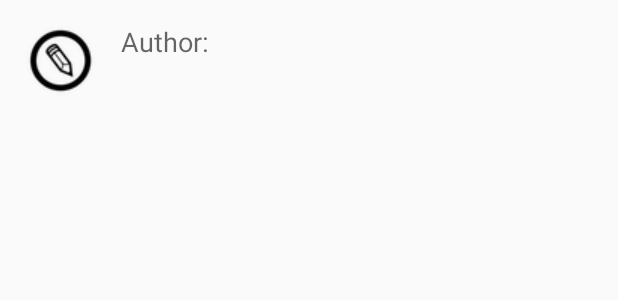
After one commit to dashengz/popular-movies, an Android app: the layout activity_review_detail.xml on its own in the app's theme, with its tools: preview values and no code run, on a phone screen of 412 x 824 dp. The commit adds this screen. Shown: the top 300 px of the screen. Run offline under Robolectric (Android 15) with nearby library versions, the phone set to English and light mode, and no system bars.

Commit message:
Add read more to reviews / hook trailer list items to youtube with intents

```diff
--- /dev/null
+++ b/app/src/main/res/layout/activity_review_detail.xml
@@ -0,0 +1,64 @@
+<?xml version="1.0" encoding="utf-8"?>
+<ScrollView xmlns:android="http://schemas.android.com/apk/res/android"
+    xmlns:tools="http://schemas.android.com/tools"
+    android:id="@+id/reviewDetailScroll"
+    android:layout_width="match_parent"
+    android:layout_height="wrap_content"
+    android:layout_margin="@dimen/detail_list_linear_layout_margin"
+    tools:context="me.dashengzhang.popularmovies.ReviewDetailActivity">
+
+    <LinearLayout
+        android:layout_width="match_parent"
+        android:layout_height="wrap_content"
+        android:orientation="vertical">
+
+        <LinearLayout
+            android:layout_width="match_parent"
+            android:layout_height="wrap_content"
+            android:orientation="horizontal">
+
+            <ImageView
+                android:id="@+id/imageButton"
+                android:layout_width="wrap_content"
+                android:layout_height="wrap_content"
+                android:layout_gravity="center_vertical"
+                android:padding="10dp"
+                android:src="@drawable/reviewlogo" />
+
+            <LinearLayout
+                android:layout_width="match_parent"
+                android:layout_height="wrap_content"
+                android:layout_marginLeft="@dimen/detail_list_linear_layout_margin"
+                android:layout_marginStart="@dimen/detail_list_linear_layout_margin"
+                android:orientation="vertical">
+
+                <TextView
+                    android:id="@+id/authorLabel"
+                    android:layout_width="wrap_content"
+                    android:layout_height="wrap_content"
+                    android:layout_marginTop="@dimen/detail_list_side_margin"
+                    android:text="@string/detail_review_author_label"
+                    android:textAppearance="?android:attr/textAppearanceMedium" />
+
+                <TextView
+                    android:id="@+id/reviewAuthorField"
+                    android:layout_width="wrap_content"
+                    android:layout_height="wrap_content"
+                    android:layout_marginTop="@dimen/detail_list_side_margin"
+                    android:text=""
+                    android:textAppearance="?android:attr/textAppearanceSmall" />
+            </LinearLayout>
+
+        </LinearLayout>
+
+        <TextView
+            android:id="@+id/reviewContentField"
+            android:layout_width="match_parent"
+            android:layout_height="wrap_content"
+            android:layout_margin="@dimen/detail_list_linear_layout_margin"
+            android:text=""
+            android:textAppearance="?android:attr/textAppearanceSmall" />
+
+    </LinearLayout>
+
+</ScrollView>
--- a/app/src/main/res/layout/list_item_trailers.xml
+++ b/app/src/main/res/layout/list_item_trailers.xml
@@ -5,11 +5,12 @@
     android:layout_margin="@dimen/detail_list_linear_layout_margin"
     android:orientation="horizontal">
 
-    <ImageButton
+    <ImageView
         android:id="@+id/imageButton"
         android:layout_width="wrap_content"
         android:layout_height="wrap_content"
         android:layout_gravity="center_vertical"
+        android:padding="10dp"
         android:src="@drawable/playbtn" />
 
     <TextView
--- a/app/src/main/res/values/strings.xml
+++ b/app/src/main/res/values/strings.xml
@@ -7,6 +7,7 @@
     <string name="action_settings">Settings</string>
     <string name="title_activity_main">Popular Movies</string>
     <string name="title_activity_detail">Movie Details</string>
+    <string name="title_activity_review_detail">Review Detail</string>
 
     <string name="detail_title_label">Original Title:</string>
     <string name="detail_date_label">Release Date:</string>
@@ -15,6 +16,7 @@
     <string name="detail_trailer_label">Trailers:</string>
     <string name="detail_review_label">Reviews:</string>
     <string name="detail_review_author_label">Author:</string>
+    <string name="detail_review_read_more">Read More</string>
 
     <string name="favorite">Mark as Favorite</string>
     <string name="remove_favorite">Remove from Favorite</string>
```
Also changed, not shown: app/src/main/AndroidManifest.xml (+9 -0 lines), app/src/main/java/me/dashengzhang/popularmovies/DetailFragment.java (+29 -0 lines), app/src/main/java/me/dashengzhang/popularmovies/ReviewAdapter.java (+12 -1 lines), app/src/main/java/me/dashengzhang/popularmovies/ReviewDetailActivity.java (added, +20 -0 lines), app/src/main/res/layout/list_item_reviews.xml (+12 -1 lines).
